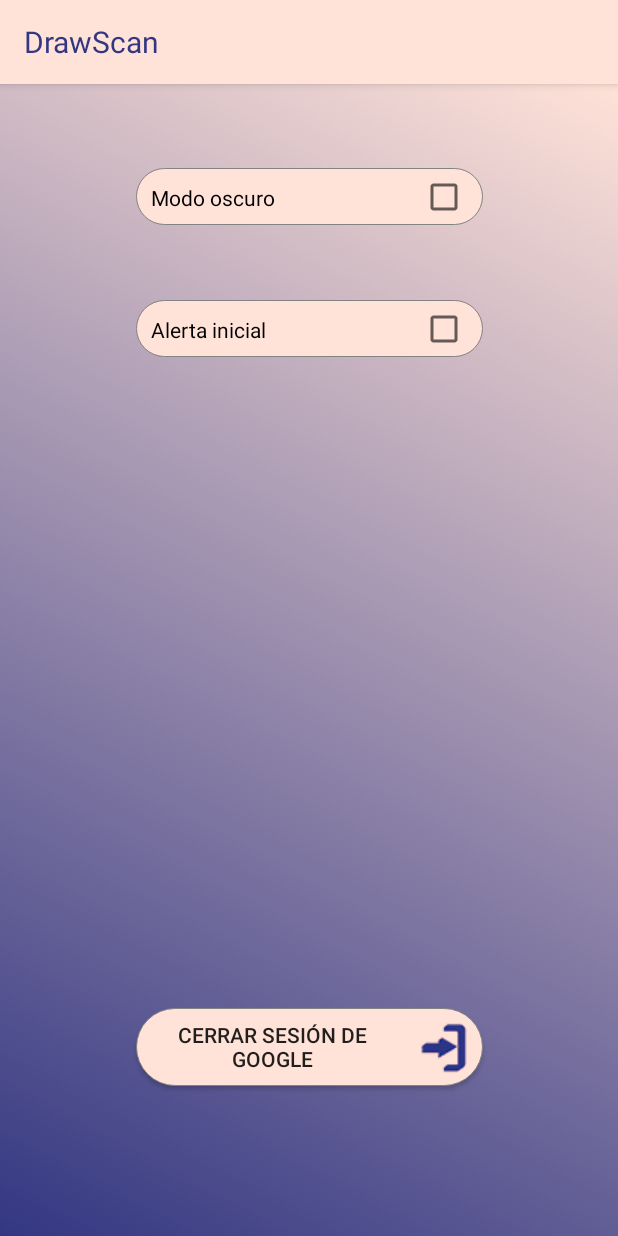
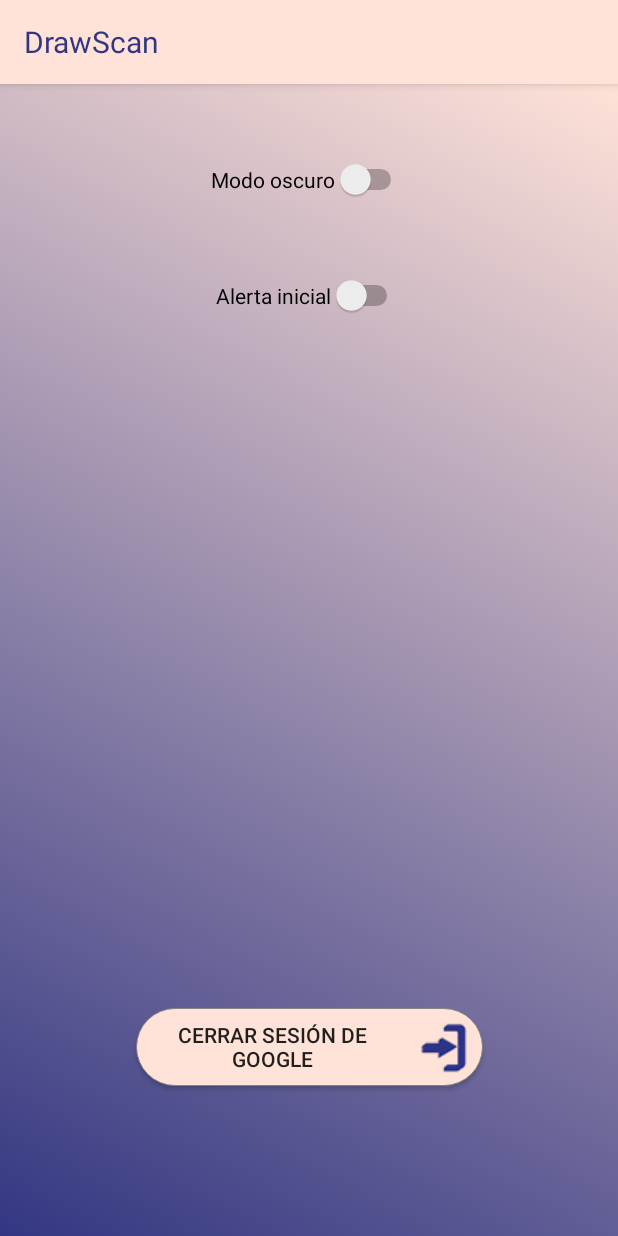
Before and after one commit to JavierRodrBrv/DrawScan, an Android app: the fragment FragmentAjustes shown on its own in the app's theme, on a phone screen of 412 x 824 dp. Run offline under Robolectric (Android 15) with nearby library versions, the phone set to English and light mode, and no system bars; our stand-ins replace Firebase (no records; nobody signed in at launch, a user with empty details on screens opened directly); 2 statements that could not run were skipped.

Commit message:
Modo oscuro implementado
Modo oscuro implementado en la actividad de pantalla fragments utilizando preferencias.

```diff
--- a/DrawScan2DAM/app/src/main/java/com/example/drawscan/fragmentos/FragmentAjustes.kt
+++ b/DrawScan2DAM/app/src/main/java/com/example/drawscan/fragmentos/FragmentAjustes.kt
@@ -7,13 +7,13 @@ import android.os.Parcelable
 import android.view.LayoutInflater
 import android.view.View
 import android.view.ViewGroup
-import android.widget.Button
-import android.widget.Toast
+import android.widget.*
 import androidx.appcompat.app.AlertDialog
 import androidx.constraintlayout.widget.ConstraintLayout
 import androidx.fragment.app.Fragment
 import com.example.drawscan.MainActivity
 import com.example.drawscan.R
+import com.example.drawscan.clases.SharedPref
 import com.example.drawscan.globales.BooleanPopup
 import com.google.android.gms.auth.api.signin.GoogleSignIn
 import com.google.android.gms.auth.api.signin.GoogleSignInClient
@@ -31,11 +31,45 @@ class FragmentAjustes : Fragment() {
     private lateinit var uFirebase: FirebaseAuth
     private lateinit var gsic: GoogleSignInClient
     private lateinit var animacion: AnimationDrawable
+    private lateinit var switchModoOscuro: Switch
+    private val sharedPref by lazy { (context as PantallaFragments).getPreferences() }
+    private val pantallaFragments by lazy { context as PantallaFragments }
 
 
     override fun onCreate(savedInstanceState: Bundle?) {
         super.onCreate(savedInstanceState)
-        fragmentView = LayoutInflater.from(context).inflate(R.layout.fragment_ajustes,null)
+
+        fragmentView = LayoutInflater.from(context).inflate(R.layout.fragment_ajustes, null)
+
+        /*
+        if (sharedPref.loadNightModeState()) {
+            pantallaFragments.theme
+
+        }else{
+            pantallaFragments.setTheme(R.style.AppTheme)
+        }
+
+         */
+        switchModoOscuro=fragmentView.findViewById(R.id.swModoOscuro)
+        if(sharedPref.loadNightModeState()){
+            switchModoOscuro.isChecked=true
+        }
+
+
+        switchModoOscuro.setOnCheckedChangeListener(object : CompoundButton.OnCheckedChangeListener{
+            override fun onCheckedChanged(buttonView: CompoundButton?, isChecked: Boolean) {
+                if(isChecked){
+                    sharedPref.setNightModeState(true)
+                    //(context as PantallaFragments).reiniciarApp()
+
+                }else{
+                    sharedPref.setNightModeState(false)
+                    //(context as PantallaFragments).reiniciarApp()
+
+                }
+            }
+        })
+
         val constraintLayout: ConstraintLayout = fragmentView.findViewById(R.id.idConstAjustes)
         animacion = constraintLayout.background as AnimationDrawable
         animacion.setEnterFadeDuration(2000)
@@ -58,7 +92,8 @@ class FragmentAjustes : Fragment() {
         botonCerrarSesion = fragmentView.findViewById(R.id.botonCerrarSesion)
         botonCerrarSesion.setOnClickListener(object : View.OnClickListener {
             override fun onClick(v: View?) {
-                val dialogo = AlertDialog.Builder(fragmentView.context,R.style.estiloDialogoCerrarSesion)
+                val dialogo =
+                    AlertDialog.Builder(fragmentView.context, R.style.estiloDialogoCerrarSesion)
                 dialogo.setIcon(R.drawable.icono_alerta)
                 dialogo.setTitle(resources.getString(R.string.tituloDialogo))
                 dialogo.setMessage(resources.getString(R.string.mensajeDialogo))
@@ -86,7 +121,7 @@ class FragmentAjustes : Fragment() {
                                     fragmentView.context,
                                     MainActivity::class.java
                                 )
-                                BooleanPopup.boolPopup=true
+                                BooleanPopup.boolPopup = true
                                 paginaInicio.addFlags(Intent.FLAG_ACTIVITY_CLEAR_TASK)
                                 startActivity(paginaInicio)
                             }
@@ -98,4 +133,6 @@ class FragmentAjustes : Fragment() {
         return fragmentView
     }
 
+
+
 }
--- a/DrawScan2DAM/app/src/main/res/layout/fragment_ajustes.xml
+++ b/DrawScan2DAM/app/src/main/res/layout/fragment_ajustes.xml
@@ -21,36 +21,28 @@
         app:layout_constraintEnd_toEndOf="parent"
         app:layout_constraintStart_toStartOf="parent" />
 
-    <CheckBox
-        android:id="@+id/checkModoDark"
-        android:layout_width="231dp"
-        android:layout_height="38dp"
-        android:layout_marginTop="56dp"
-        android:button="@null"
-        android:drawableEnd="?android:attr/listChoiceIndicatorMultiple"
+    <Switch
+        android:id="@+id/swModoOscuro"
+        android:layout_width="wrap_content"
+        android:layout_height="wrap_content"
+        android:layout_marginTop="50dp"
         android:text="@string/textoModoOscuro"
-        android:padding="10dp"
-        android:background="@drawable/boton_redondo"
-        android:shadowRadius="15.0"
-        app:layout_constraintBottom_toTopOf="@+id/checkDesactivarAlertaInicio"
+        app:layout_constraintBottom_toTopOf="@+id/swAlertaInicial"
         app:layout_constraintEnd_toEndOf="parent"
+        app:layout_constraintHorizontal_bias="0.5"
         app:layout_constraintStart_toStartOf="parent"
         app:layout_constraintTop_toTopOf="parent" />
 
-    <CheckBox
-        android:id="@+id/checkDesactivarAlertaInicio"
-        android:layout_width="231dp"
-        android:layout_height="38dp"
+    <Switch
+        android:id="@+id/swAlertaInicial"
+        android:layout_width="wrap_content"
+        android:layout_height="wrap_content"
         android:layout_marginTop="50dp"
-        android:background="@drawable/boton_redondo"
-        android:shadowRadius="15.0"
-        android:button="@null"
-        android:drawableEnd="?android:attr/listChoiceIndicatorMultiple"
-        android:padding="10dp"
         android:text="@string/textoAlertaInicial"
         app:layout_constraintEnd_toEndOf="parent"
+        app:layout_constraintHorizontal_bias="0.5"
         app:layout_constraintStart_toStartOf="parent"
-        app:layout_constraintTop_toBottomOf="@+id/checkModoDark" />
+        app:layout_constraintTop_toBottomOf="@+id/swModoOscuro" />
 
 
 </androidx.constraintlayout.widget.ConstraintLayout>
```
Also changed, not shown: DrawScan2DAM/app/src/main/java/com/example/drawscan/clases/SharedPref.kt (added, +34 -0 lines), DrawScan2DAM/app/src/main/java/com/example/drawscan/fragmentos/PantallaFragments.kt (+36 -1 lines), DrawScan2DAM/app/src/main/res/values/styles.xml (+9 -0 lines).
